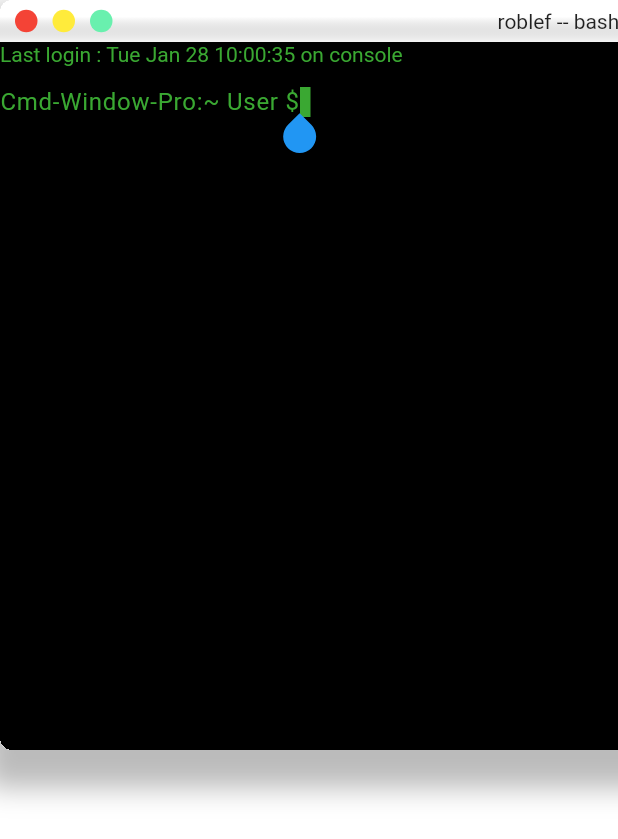
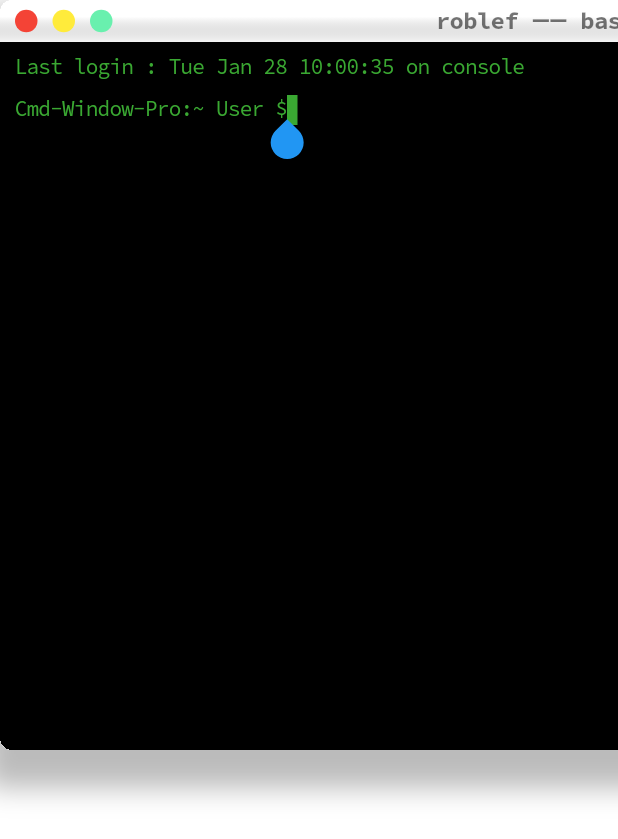
Before and after one commit to akdu12/cmd_window, a Flutter app: the screen it shows after launch, on a phone screen of 412 x 824 dp. Shown: the top 839 px of the screen. Run offline on Flutter 3.47's test engine with Material 2 defaults, Android fonts, the phone set to English and light mode, and no system bars; our stand-ins replace google_fonts.

Commit message:
Restrict cursor movements and updated the fonts

```diff
--- a/lib/main.dart
+++ b/lib/main.dart
@@ -1,6 +1,6 @@
-import 'package:eva_icons_flutter/eva_icons_flutter.dart';
 import 'package:flutter/material.dart';
 import 'package:flutter/services.dart';
+import 'package:google_fonts/google_fonts.dart';
 
 void main() {
   runApp(MyApp());
@@ -54,7 +54,27 @@ class _DraggableArea extends State<DraggableArea> {
   }
 }
 
-class CMDWindow extends StatelessWidget {
+class CMDWindow extends StatefulWidget {
+  @override
+  State createState() => _CMDWindowState();
+}
+
+class _CMDWindowState extends State<CMDWindow> {
+  final controller = TextEditingController(text: "Cmd-Window-Pro:~ User \$");
+
+  @override
+  void initState() {
+    super.initState();
+    controller.addListener(() {
+      if (controller.selection.extentOffset <
+          "Cmd-Window-Pro:~ User \$".length) {
+        controller
+          ..selection = controller.selection
+              .copyWith(extentOffset: "Cmd-Window-Pro:~ User \$".length);
+      }
+    });
+  }
+
   @override
   Widget build(BuildContext context) {
     return Container(
@@ -107,37 +127,45 @@ class CMDWindow extends StatelessWidget {
                   ],
                 ),
                 Expanded(
-                    child: Text(
-                  "roblef -- bash  -- 80x24",
-                  textAlign: TextAlign.center,
-                )),
+                    child: Text("roblef ―― bash ―― 80x24",
+                        textAlign: TextAlign.center,
+                        style: GoogleFonts.sourceCodePro(
+                            color: Colors.black54,
+                            fontWeight: FontWeight.bold,
+                            fontSize: 16,
+                            letterSpacing: -0.5,
+                            height: 1))),
                 Icon(Icons.exit_to_app)
               ],
             ),
           ),
           Expanded(
               child: Container(
+            padding: EdgeInsets.symmetric(horizontal: 10, vertical: 10),
             color: Colors.black,
             child: Column(
               crossAxisAlignment: CrossAxisAlignment.start,
               children: [
                 Text("Last login : Tue Jan 28 10:00:35 on console\n",
-                    style: TextStyle(color: const Color(0xff3aa832))),
+                    style: GoogleFonts.sourceCodePro(
+                        color: const Color(0xff3aa832),
+                        letterSpacing: -0.5,
+                        height: 1)),
                 Flexible(
                   child: Container(
                     child: TextField(
-                      controller: TextEditingController(
-                          text: "Cmd-Window-Pro:~ User \$"),
+                      controller: controller,
                       inputFormatters: [
                         ForcePrefixInputFormatter(
                             prefix: "Cmd-Window-Pro:~ User \$ ")
                       ],
                       autofocus: true,
                       maxLines: 100,
-                      style: TextStyle(
+                      style: GoogleFonts.sourceCodePro(
                           color: const Color(0xff3aa832),
-                          height: 1,
-                          letterSpacing: 0.5),
+                          letterSpacing: -0.5,
+                          fontSize: 14,
+                          height: 1),
                       cursorColor: const Color(0xff3aa832),
                       cursorHeight: 20,
                       cursorWidth: 7,
--- a/pubspec.yaml
+++ b/pubspec.yaml
@@ -22,6 +22,7 @@ environment:
 
 dependencies:
   eva_icons_flutter: ^3.0.0
+  google_fonts: ^2.1.0
   flutter:
     sdk: flutter
 
```
Also changed, not shown: 2 other files.
